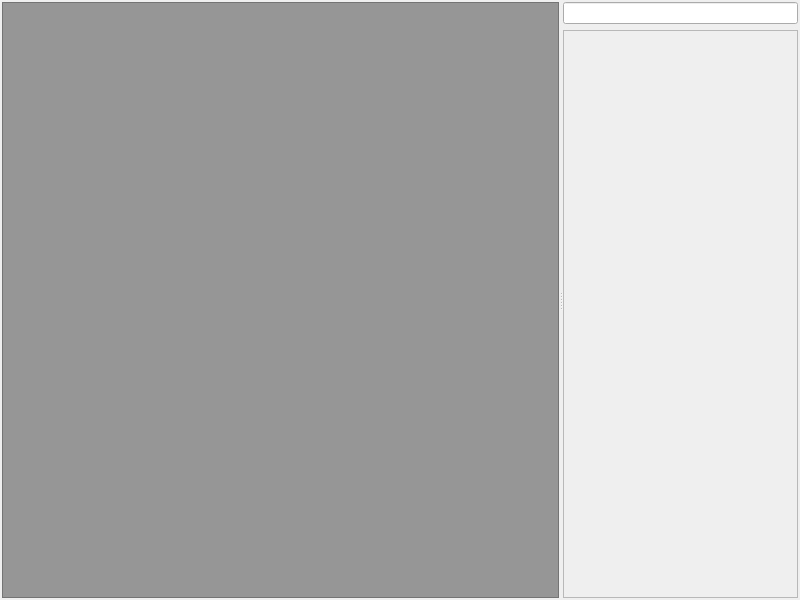
First picture: the form in OpenAssembler/Gui/OAS_Window/oas_main.ui, repository zcbgit/openassembler, before the edit.
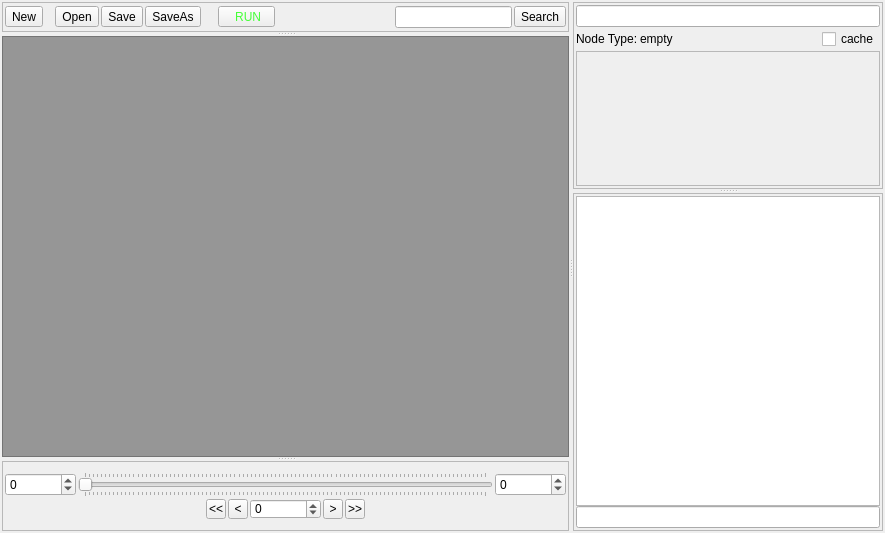
Second picture: the form after the edit.

The edit to the form file:
```diff
--- a/OpenAssembler/Gui/OAS_Window/oas_main.ui
+++ b/OpenAssembler/Gui/OAS_Window/oas_main.ui
@@ -1,34 +1,263 @@
 <ui version="4.0" >
  <class>oasWindow</class>
- <widget class="QMainWindow" name="oasWindow" >
-  <property name="geometry" >
+ <widget class="QMainWindow" name="oasWindow">
+  <property name="geometry">
    <rect>
     <x>0</x>
     <y>0</y>
-    <width>800</width>
-    <height>600</height>
+    <width>885</width>
+    <height>533</height>
    </rect>
   </property>
   <property name="windowTitle" >
    <string>OpenAssembler</string>
   </property>
-  <widget class="QWidget" name="oas_centralwidget" >
-   <layout class="QGridLayout" name="gridLayout" >
-    <property name="margin" >
+  <widget class="QWidget" name="oas_centralwidget">
+   <layout class="QGridLayout" name="gridLayout_6">
+    <property name="margin">
      <number>2</number>
     </property>
-    <item row="0" column="0" >
-     <widget class="QSplitter" name="oas_splitter" >
-      <property name="orientation" >
+    <property name="spacing">
+     <number>2</number>
+    </property>
+    <item row="0" column="0">
+     <widget class="QSplitter" name="oas_splitter">
+      <property name="orientation">
        <enum>Qt::Horizontal</enum>
       </property>
-      <widget class="QGraphicsView" name="oas_graphicsView" >
-       <property name="palette" >
+      <widget class="QSplitter" name="oas_splitter02">
+       <property name="orientation">
+        <enum>Qt::Vertical</enum>
+       </property>
+       <widget class="QFrame" name="oas_menuline_frame">
+        <property name="sizePolicy">
+         <sizepolicy hsizetype="Preferred" vsizetype="Fixed">
+          <horstretch>0</horstretch>
+          <verstretch>0</verstretch>
+         </sizepolicy>
+        </property>
+        <property name="minimumSize">
+         <size>
+          <width>0</width>
+          <height>30</height>
+         </size>
+        </property>
+        <property name="maximumSize">
+         <size>
+          <width>16777215</width>
+          <height>30</height>
+         </size>
+        </property>
+        <property name="frameShape">
+         <enum>QFrame::StyledPanel</enum>
+        </property>
+        <property name="frameShadow">
+         <enum>QFrame::Raised</enum>
+        </property>
+        <layout class="QGridLayout" name="gridLayout_3">
+         <property name="margin">
+          <number>2</number>
+         </property>
+         <property name="spacing">
+          <number>2</number>
+         </property>
+         <item row="0" column="0">
+          <layout class="QHBoxLayout" name="oas_horizontalLayout_3">
+           <property name="spacing">
+            <number>2</number>
+           </property>
+           <item>
+            <widget class="QToolButton" name="oas_new_bu">
+             <property name="text">
+              <string>New</string>
+             </property>
+            </widget>
+           </item>
+           <item>
+            <spacer name="horizontalSpacer">
+             <property name="orientation">
+              <enum>Qt::Horizontal</enum>
+             </property>
+             <property name="sizeType">
+              <enum>QSizePolicy::Fixed</enum>
+             </property>
+             <property name="sizeHint" stdset="0">
+              <size>
+               <width>10</width>
+               <height>20</height>
+              </size>
+             </property>
+            </spacer>
+           </item>
+           <item>
+            <widget class="QToolButton" name="oas_open_bu">
+             <property name="text">
+              <string>Open</string>
+             </property>
+            </widget>
+           </item>
+           <item>
+            <widget class="QToolButton" name="oas_save_bu">
+             <property name="text">
+              <string>Save</string>
+             </property>
+            </widget>
+           </item>
+           <item>
+            <widget class="QToolButton" name="oas_saveas_bu">
+             <property name="text">
+              <string>SaveAs</string>
+             </property>
+            </widget>
+           </item>
+           <item>
+            <spacer name="horizontalSpacer_2">
+             <property name="orientation">
+              <enum>Qt::Horizontal</enum>
+             </property>
+             <property name="sizeType">
+              <enum>QSizePolicy::Fixed</enum>
+             </property>
+             <property name="sizeHint" stdset="0">
+              <size>
+               <width>15</width>
+               <height>20</height>
+              </size>
+             </property>
+            </spacer>
+           </item>
+           <item>
+            <widget class="QToolButton" name="oas_run_bu">
+             <property name="palette">
         <palette>
          <active>
-          <colorrole role="WindowText" >
-           <brush brushstyle="SolidPattern" >
-            <color alpha="255" >
+                <colorrole role="Text">
+                 <brush brushstyle="SolidPattern">
+                  <color alpha="255">
+                   <red>86</red>
+                   <green>255</green>
+                   <blue>39</blue>
+                  </color>
+                 </brush>
+                </colorrole>
+                <colorrole role="BrightText">
+                 <brush brushstyle="SolidPattern">
+                  <color alpha="255">
+                   <red>56</red>
+                   <green>255</green>
+                   <blue>26</blue>
+                  </color>
+                 </brush>
+                </colorrole>
+                <colorrole role="ButtonText">
+                 <brush brushstyle="SolidPattern">
+                  <color alpha="255">
+                   <red>69</red>
+                   <green>255</green>
+                   <blue>56</blue>
+                  </color>
+                 </brush>
+                </colorrole>
+               </active>
+               <inactive>
+                <colorrole role="Text">
+                 <brush brushstyle="SolidPattern">
+                  <color alpha="255">
+                   <red>86</red>
+                   <green>255</green>
+                   <blue>39</blue>
+                  </color>
+                 </brush>
+                </colorrole>
+                <colorrole role="BrightText">
+                 <brush brushstyle="SolidPattern">
+                  <color alpha="255">
+                   <red>56</red>
+                   <green>255</green>
+                   <blue>26</blue>
+                  </color>
+                 </brush>
+                </colorrole>
+                <colorrole role="ButtonText">
+                 <brush brushstyle="SolidPattern">
+                  <color alpha="255">
+                   <red>69</red>
+                   <green>255</green>
+                   <blue>56</blue>
+                  </color>
+                 </brush>
+                </colorrole>
+               </inactive>
+               <disabled>
+                <colorrole role="Text">
+                 <brush brushstyle="SolidPattern">
+                  <color alpha="255">
+                   <red>28</red>
+                   <green>28</green>
+                   <blue>28</blue>
+                  </color>
+                 </brush>
+                </colorrole>
+                <colorrole role="BrightText">
+                 <brush brushstyle="SolidPattern">
+                  <color alpha="255">
+                   <red>56</red>
+                   <green>255</green>
+                   <blue>26</blue>
+                  </color>
+                 </brush>
+                </colorrole>
+                <colorrole role="ButtonText">
+                 <brush brushstyle="SolidPattern">
+                  <color alpha="255">
+                   <red>28</red>
+                   <green>28</green>
+                   <blue>28</blue>
+                  </color>
+                 </brush>
+                </colorrole>
+               </disabled>
+              </palette>
+             </property>
+             <property name="text">
+              <string>   RUN  </string>
+             </property>
+            </widget>
+           </item>
+           <item>
+            <spacer name="oas_horizontalSpacer_4">
+             <property name="orientation">
+              <enum>Qt::Horizontal</enum>
+             </property>
+             <property name="sizeHint" stdset="0">
+              <size>
+               <width>40</width>
+               <height>20</height>
+              </size>
+             </property>
+            </spacer>
+           </item>
+           <item>
+            <widget class="QLineEdit" name="oas_search_entry"/>
+           </item>
+           <item>
+            <widget class="QToolButton" name="oas_search_bu">
+             <property name="text">
+              <string>Search</string>
+             </property>
+            </widget>
+           </item>
+          </layout>
+         </item>
+        </layout>
+       </widget>
+       <widget class="QGraphicsView" name="oas_graphicsView">
+        <property name="palette">
+         <palette>
+          <active>
+           <colorrole role="WindowText">
+            <brush brushstyle="SolidPattern">
+             <color alpha="255">
              <red>0</red>
              <green>0</green>
              <blue>0</blue>
@@ -438,30 +667,409 @@
          </disabled>
         </palette>
        </property>
-      </widget>
-      <widget class="QWidget" name="layoutWidget" >
-       <layout class="QVBoxLayout" name="oas_verticalLayout" >
+        <property name="focusPolicy">
+         <enum>Qt::StrongFocus</enum>
+        </property>
+       </widget>
+       <widget class="QFrame" name="oas_timeline_frame">
+        <property name="sizePolicy">
+         <sizepolicy hsizetype="Preferred" vsizetype="Fixed">
+          <horstretch>0</horstretch>
+          <verstretch>0</verstretch>
+         </sizepolicy>
+        </property>
+        <property name="minimumSize">
+         <size>
+          <width>0</width>
+          <height>70</height>
+         </size>
+        </property>
+        <property name="maximumSize">
+         <size>
+          <width>16777215</width>
+          <height>70</height>
+         </size>
+        </property>
+        <property name="frameShape">
+         <enum>QFrame::StyledPanel</enum>
+        </property>
+        <property name="frameShadow">
+         <enum>QFrame::Raised</enum>
+        </property>
+        <layout class="QGridLayout" name="gridLayout">
+         <property name="margin">
+          <number>2</number>
+         </property>
+         <property name="spacing">
+          <number>2</number>
+         </property>
+         <item row="0" column="0">
+          <layout class="QVBoxLayout" name="oas_verticalLayout">
         <item>
-         <widget class="QLineEdit" name="oas_nodeName" />
+            <layout class="QHBoxLayout" name="oas_horizontalLayout">
+             <item>
+              <widget class="QSpinBox" name="oas_sframe_spin">
+               <property name="sizePolicy">
+                <sizepolicy hsizetype="Minimum" vsizetype="Fixed">
+                 <horstretch>0</horstretch>
+                 <verstretch>0</verstretch>
+                </sizepolicy>
+               </property>
+               <property name="minimum">
+                <number>-100000</number>
+               </property>
+               <property name="maximum">
+                <number>100000</number>
+               </property>
+              </widget>
         </item>
         <item>
-         <widget class="QFrame" name="oas_propertiesFrame" >
-          <property name="frameShape" >
+              <widget class="QSlider" name="oas_time_slider">
+               <property name="sizePolicy">
+                <sizepolicy hsizetype="Expanding" vsizetype="Preferred">
+                 <horstretch>0</horstretch>
+                 <verstretch>0</verstretch>
+                </sizepolicy>
+               </property>
+               <property name="sliderPosition">
+                <number>0</number>
+               </property>
+               <property name="orientation">
+                <enum>Qt::Horizontal</enum>
+               </property>
+               <property name="tickPosition">
+                <enum>QSlider::TicksBothSides</enum>
+               </property>
+               <property name="tickInterval">
+                <number>0</number>
+               </property>
+              </widget>
+             </item>
+             <item>
+              <widget class="QSpinBox" name="oas_eframe_spin">
+               <property name="sizePolicy">
+                <sizepolicy hsizetype="Minimum" vsizetype="Fixed">
+                 <horstretch>0</horstretch>
+                 <verstretch>0</verstretch>
+                </sizepolicy>
+               </property>
+               <property name="minimum">
+                <number>-100000</number>
+               </property>
+               <property name="maximum">
+                <number>100000</number>
+               </property>
+              </widget>
+             </item>
+            </layout>
+           </item>
+           <item>
+            <layout class="QHBoxLayout" name="oas_horizontalLayout_2">
+             <item>
+              <spacer name="oas_horizontalSpacer">
+               <property name="orientation">
+                <enum>Qt::Horizontal</enum>
+               </property>
+               <property name="sizeHint" stdset="0">
+                <size>
+                 <width>40</width>
+                 <height>20</height>
+                </size>
+               </property>
+              </spacer>
+             </item>
+             <item>
+              <widget class="QToolButton" name="oas_firstF">
+               <property name="minimumSize">
+                <size>
+                 <width>20</width>
+                 <height>20</height>
+                </size>
+               </property>
+               <property name="maximumSize">
+                <size>
+                 <width>20</width>
+                 <height>20</height>
+                </size>
+               </property>
+               <property name="text">
+                <string>&lt;&lt;</string>
+               </property>
+              </widget>
+             </item>
+             <item>
+              <widget class="QToolButton" name="oas_prewF">
+               <property name="minimumSize">
+                <size>
+                 <width>20</width>
+                 <height>20</height>
+                </size>
+               </property>
+               <property name="maximumSize">
+                <size>
+                 <width>20</width>
+                 <height>20</height>
+                </size>
+               </property>
+               <property name="text">
+                <string>&lt;</string>
+               </property>
+              </widget>
+             </item>
+             <item>
+              <widget class="QSpinBox" name="oas_cframe_spin">
+               <property name="minimumSize">
+                <size>
+                 <width>0</width>
+                 <height>20</height>
+                </size>
+               </property>
+               <property name="maximumSize">
+                <size>
+                 <width>16777215</width>
+                 <height>20</height>
+                </size>
+               </property>
+               <property name="minimum">
+                <number>-100000</number>
+               </property>
+               <property name="maximum">
+                <number>100000</number>
+               </property>
+              </widget>
+             </item>
+             <item>
+              <widget class="QToolButton" name="oas_nextF">
+               <property name="minimumSize">
+                <size>
+                 <width>20</width>
+                 <height>20</height>
+                </size>
+               </property>
+               <property name="maximumSize">
+                <size>
+                 <width>20</width>
+                 <height>20</height>
+                </size>
+               </property>
+               <property name="text">
+                <string>&gt;</string>
+               </property>
+              </widget>
+             </item>
+             <item>
+              <widget class="QToolButton" name="oas_lastF">
+               <property name="minimumSize">
+                <size>
+                 <width>20</width>
+                 <height>20</height>
+                </size>
+               </property>
+               <property name="maximumSize">
+                <size>
+                 <width>20</width>
+                 <height>20</height>
+                </size>
+               </property>
+               <property name="text">
+                <string>&gt;&gt;</string>
+               </property>
+              </widget>
+             </item>
+             <item>
+              <spacer name="oas_horizontalSpacer_2">
+               <property name="orientation">
+                <enum>Qt::Horizontal</enum>
+               </property>
+               <property name="sizeHint" stdset="0">
+                <size>
+                 <width>40</width>
+                 <height>20</height>
+                </size>
+               </property>
+              </spacer>
+             </item>
+            </layout>
+           </item>
+          </layout>
+         </item>
+        </layout>
+       </widget>
+      </widget>
+      <widget class="QSplitter" name="oas_splitter03">
+       <property name="orientation">
+        <enum>Qt::Vertical</enum>
+       </property>
+       <widget class="QFrame" name="oas_attribute_frame">
+        <property name="frameShape">
            <enum>QFrame::StyledPanel</enum>
           </property>
-          <property name="frameShadow" >
-           <enum>QFrame::Sunken</enum>
-          </property>
-         </widget>
-        </item>
-       </layout>
+        <property name="frameShadow">
+         <enum>QFrame::Raised</enum>
+        </property>
+        <layout class="QGridLayout" name="gridLayout_2">
+         <property name="margin">
+          <number>2</number>
+         </property>
+         <property name="spacing">
+          <number>2</number>
+         </property>
+         <item row="0" column="0">
+          <layout class="QVBoxLayout" name="oas_verticalLayout_2">
+           <item>
+            <widget class="QLineEdit" name="oas_nodeName"/>
+           </item>
+           <item>
+            <layout class="QHBoxLayout" name="oas_horizontalLayout_4">
+             <item>
+              <widget class="QLabel" name="oas_label_2">
+               <property name="sizePolicy">
+                <sizepolicy hsizetype="Fixed" vsizetype="Fixed">
+                 <horstretch>0</horstretch>
+                 <verstretch>0</verstretch>
+                </sizepolicy>
+               </property>
+               <property name="text">
+                <string>Node Type:</string>
+               </property>
+              </widget>
+             </item>
+             <item>
+              <widget class="QLabel" name="oas_attribute_nodetype">
+               <property name="sizePolicy">
+                <sizepolicy hsizetype="Preferred" vsizetype="Fixed">
+                 <horstretch>0</horstretch>
+                 <verstretch>0</verstretch>
+                </sizepolicy>
+               </property>
+               <property name="text">
+                <string>empty</string>
+               </property>
+              </widget>
+             </item>
+             <item>
+              <spacer name="oas_horizontalSpacer_3">
+               <property name="orientation">
+                <enum>Qt::Horizontal</enum>
+               </property>
+               <property name="sizeHint" stdset="0">
+                <size>
+                 <width>40</width>
+                 <height>20</height>
+                </size>
+               </property>
+              </spacer>
+             </item>
+             <item>
+              <widget class="QCheckBox" name="oas_attribute_cache">
+               <property name="sizePolicy">
+                <sizepolicy hsizetype="Minimum" vsizetype="Fixed">
+                 <horstretch>0</horstretch>
+                 <verstretch>0</verstretch>
+                </sizepolicy>
+               </property>
+               <property name="text">
+                <string>cache</string>
+               </property>
+              </widget>
+             </item>
+            </layout>
+           </item>
+           <item>
+            <widget class="QScrollArea" name="oas_attribute_area">
+             <property name="widgetResizable">
+              <bool>true</bool>
+             </property>
+             <property name="alignment">
+              <set>Qt::AlignLeading|Qt::AlignLeft|Qt::AlignTop</set>
+             </property>
+             <widget class="QWidget" name="oas_attribute_areaContents">
+              <property name="geometry">
+               <rect>
+                <x>0</x>
+                <y>0</y>
+                <width>283</width>
+                <height>125</height>
+               </rect>
+              </property>
+              <property name="layoutDirection">
+               <enum>Qt::LeftToRight</enum>
+              </property>
+              <layout class="QGridLayout" name="gridLayout_5">
+               <property name="margin">
+                <number>2</number>
+               </property>
+               <property name="spacing">
+                <number>2</number>
+               </property>
+               <item row="0" column="0">
+                <layout class="QVBoxLayout" name="oas_attribute_layout">
+                 <item>
+                  <layout class="QVBoxLayout" name="place_to_widgets"/>
+                 </item>
+                 <item>
+                  <spacer name="verticalSpacer">
+                   <property name="orientation">
+                    <enum>Qt::Vertical</enum>
+                   </property>
+                   <property name="sizeHint" stdset="0">
+                    <size>
+                     <width>20</width>
+                     <height>40</height>
+                    </size>
+                   </property>
+                  </spacer>
+                 </item>
+                </layout>
+               </item>
+              </layout>
       </widget>
      </widget>
     </item>
    </layout>
-  </widget>
-  <widget class="QMenuBar" name="oas_menubar" >
-   <property name="enabled" >
+         </item>
+        </layout>
+       </widget>
+       <widget class="QFrame" name="frame">
+        <property name="frameShape">
+         <enum>QFrame::StyledPanel</enum>
+        </property>
+        <property name="frameShadow">
+         <enum>QFrame::Raised</enum>
+        </property>
+        <layout class="QGridLayout" name="gridLayout_4">
+         <property name="margin">
+          <number>2</number>
+         </property>
+         <property name="spacing">
+          <number>2</number>
+         </property>
+         <item row="0" column="0">
+          <layout class="QVBoxLayout" name="verticalLayout">
+           <property name="spacing">
+            <number>0</number>
+           </property>
+           <item>
+            <widget class="QTextEdit" name="consoleOutArea">
+             <property name="readOnly">
+              <bool>true</bool>
+             </property>
+            </widget>
+           </item>
+           <item>
+            <widget class="QLineEdit" name="consoleInArea"/>
+           </item>
+          </layout>
+         </item>
+        </layout>
+       </widget>
+      </widget>
+     </widget>
+    </item>
+   </layout>
+  </widget>
+  <widget class="QMenuBar" name="oas_menubar">
+   <property name="enabled">
     <bool>false</bool>
    </property>
    <property name="geometry" >
```
Left out of the diff: 342 changed lines with no effect on the pictures. Lines whose indentation alone changed are shown as unchanged.
